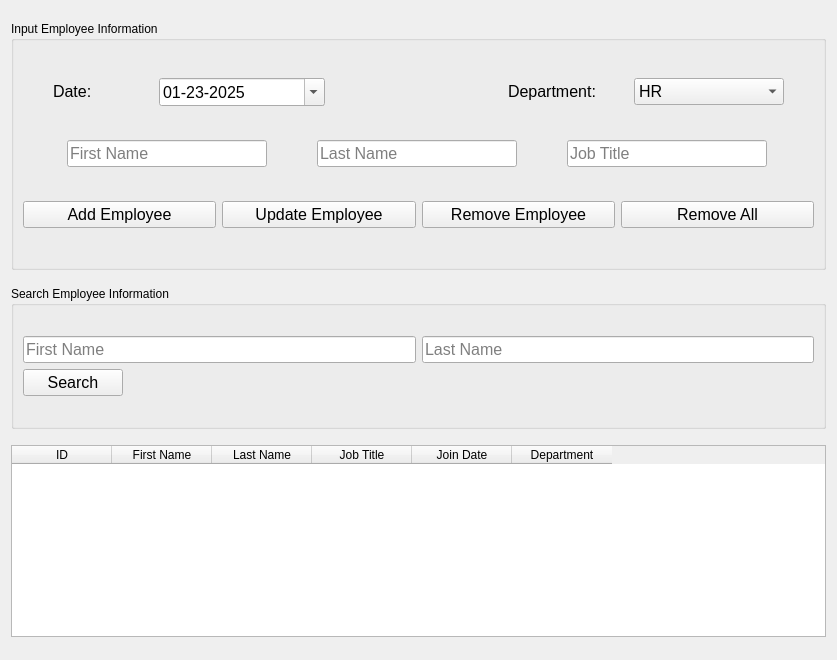
Qt form main.ui (BrianHammond/Simple_SQL_Program) before a commit.
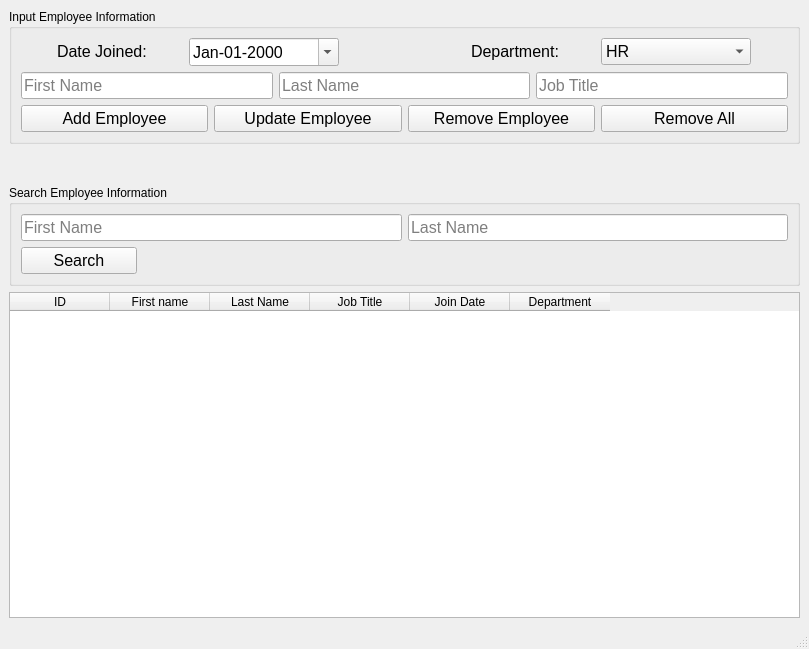
The same form after that commit. Icons and pictures are not drawn.

The edit to the form file:
```diff
--- a/main.ui
+++ b/main.ui
@@ -1,27 +1,15 @@
 <?xml version="1.0" encoding="UTF-8"?>
 <ui version="4.0">
- <class>Form</class>
- <widget class="QWidget" name="Form">
+ <class>MainWindow</class>
+ <widget class="QMainWindow" name="MainWindow">
   <property name="geometry">
    <rect>
     <x>0</x>
     <y>0</y>
-    <width>837</width>
-    <height>660</height>
+    <width>809</width>
+    <height>649</height>
    </rect>
   </property>
-  <property name="sizePolicy">
-   <sizepolicy hsizetype="Preferred" vsizetype="Preferred">
-    <horstretch>0</horstretch>
-    <verstretch>0</verstretch>
-   </sizepolicy>
-  </property>
-  <property name="minimumSize">
-   <size>
-    <width>837</width>
-    <height>545</height>
-   </size>
-  </property>
   <property name="windowTitle">
    <string>Simple SQL Program</string>
   </property>
@@ -29,27 +17,16 @@
    <iconset>
     <normaloff>icon/ms_icon.jpg</normaloff>icon/ms_icon.jpg</iconset>
   </property>
+  <widget class="QWidget" name="centralwidget">
   <layout class="QVBoxLayout" name="verticalLayout">
    <item>
-    <widget class="QGroupBox" name="groupBox">
-     <property name="sizePolicy">
-      <sizepolicy hsizetype="Expanding" vsizetype="Fixed">
-       <horstretch>0</horstretch>
-       <verstretch>0</verstretch>
-      </sizepolicy>
-     </property>
-     <property name="minimumSize">
-      <size>
-       <width>0</width>
-       <height>249</height>
-      </size>
-     </property>
+     <widget class="QGroupBox" name="input_group">
      <property name="title">
       <string>Input Employee Information</string>
      </property>
      <layout class="QVBoxLayout" name="verticalLayout_2">
       <item>
-       <layout class="QHBoxLayout" name="horizontalLayout_4">
+        <layout class="QHBoxLayout" name="horizontalLayout">
         <item>
          <widget class="QLabel" name="date_label">
           <property name="sizePolicy">
@@ -60,7 +37,7 @@
           </property>
           <property name="minimumSize">
            <size>
-            <width>70</width>
+             <width>0</width>
             <height>0</height>
            </size>
           </property>
@@ -70,7 +47,7 @@
            </font>
           </property>
           <property name="text">
-           <string>Date:</string>
+            <string>Date Joined:</string>
           </property>
          </widget>
         </item>
@@ -84,7 +61,7 @@
           </property>
           <property name="minimumSize">
            <size>
-            <width>166</width>
+             <width>150</width>
             <height>0</height>
            </size>
           </property>
@@ -94,24 +71,11 @@
            </font>
           </property>
           <property name="displayFormat">
-           <string>MM-dd-yyyy</string>
+            <string>MMM-dd-yyyy</string>
           </property>
           <property name="calendarPopup">
            <bool>true</bool>
           </property>
-          <property name="currentSectionIndex">
-           <number>0</number>
-          </property>
-          <property name="timeSpec">
-           <enum>Qt::LocalTime</enum>
-          </property>
-          <property name="date">
-           <date>
-            <year>2025</year>
-            <month>1</month>
-            <day>23</day>
-           </date>
-          </property>
          </widget>
         </item>
         <item>
@@ -124,7 +88,7 @@
           </property>
           <property name="sizeHint" stdset="0">
            <size>
-            <width>147</width>
+             <width>90</width>
             <height>20</height>
            </size>
           </property>
@@ -138,12 +102,6 @@
             <verstretch>0</verstretch>
            </sizepolicy>
           </property>
-          <property name="minimumSize">
-           <size>
-            <width>90</width>
-            <height>0</height>
-           </size>
-          </property>
           <property name="font">
            <font>
             <pointsize>12</pointsize>
@@ -208,21 +166,9 @@
        </layout>
       </item>
       <item>
-       <layout class="QHBoxLayout" name="horizontalLayout">
+        <layout class="QHBoxLayout" name="horizontalLayout_2">
         <item>
          <widget class="QLineEdit" name="firstname_edit">
-          <property name="sizePolicy">
-           <sizepolicy hsizetype="Fixed" vsizetype="Fixed">
-            <horstretch>0</horstretch>
-            <verstretch>0</verstretch>
-           </sizepolicy>
-          </property>
-          <property name="minimumSize">
-           <size>
-            <width>200</width>
-            <height>0</height>
-           </size>
-          </property>
           <property name="font">
            <font>
             <pointsize>12</pointsize>
@@ -235,18 +181,6 @@
         </item>
         <item>
          <widget class="QLineEdit" name="lastname_edit">
-          <property name="sizePolicy">
-           <sizepolicy hsizetype="Fixed" vsizetype="Fixed">
-            <horstretch>0</horstretch>
-            <verstretch>0</verstretch>
-           </sizepolicy>
-          </property>
-          <property name="minimumSize">
-           <size>
-            <width>200</width>
-            <height>0</height>
-           </size>
-          </property>
           <property name="font">
            <font>
             <pointsize>12</pointsize>
@@ -259,18 +193,6 @@
         </item>
         <item>
          <widget class="QLineEdit" name="title_edit">
-          <property name="sizePolicy">
-           <sizepolicy hsizetype="Fixed" vsizetype="Fixed">
-            <horstretch>0</horstretch>
-            <verstretch>0</verstretch>
-           </sizepolicy>
-          </property>
-          <property name="minimumSize">
-           <size>
-            <width>200</width>
-            <height>0</height>
-           </size>
-          </property>
           <property name="font">
            <font>
             <pointsize>12</pointsize>
@@ -284,7 +206,7 @@
        </layout>
       </item>
       <item>
-       <layout class="QHBoxLayout" name="horizontalLayout_2">
+        <layout class="QHBoxLayout" name="horizontalLayout_3">
         <item>
          <widget class="QPushButton" name="add_button">
           <property name="font">
@@ -339,41 +261,54 @@
     </widget>
    </item>
    <item>
-    <widget class="QGroupBox" name="groupBox_2">
-     <property name="sizePolicy">
-      <sizepolicy hsizetype="Expanding" vsizetype="Fixed">
-       <horstretch>0</horstretch>
-       <verstretch>0</verstretch>
-      </sizepolicy>
-     </property>
-     <property name="minimumSize">
+     <spacer name="verticalSpacer">
+      <property name="orientation">
+       <enum>Qt::Vertical</enum>
+      </property>
+      <property name="sizeType">
+       <enum>QSizePolicy::Fixed</enum>
+      </property>
+      <property name="sizeHint" stdset="0">
       <size>
-       <width>0</width>
-       <height>143</height>
-      </size>
-     </property>
+        <width>20</width>
+        <height>35</height>
+       </size>
+      </property>
+     </spacer>
+    </item>
+    <item>
+     <widget class="QGroupBox" name="search_group">
      <property name="title">
       <string>Search Employee Information</string>
      </property>
      <layout class="QVBoxLayout" name="verticalLayout_3">
       <item>
-       <layout class="QGridLayout" name="gridLayout_2">
-        <item row="1" column="0">
+        <layout class="QGridLayout" name="gridLayout">
+         <item row="0" column="1">
+          <widget class="QLineEdit" name="last_name_search">
+           <property name="font">
+            <font>
+             <pointsize>12</pointsize>
+            </font>
+           </property>
+           <property name="placeholderText">
+            <string>Last Name</string>
+           </property>
+          </widget>
+         </item>
+         <item row="0" column="0">
          <widget class="QLineEdit" name="first_name_search">
           <property name="font">
            <font>
             <pointsize>12</pointsize>
            </font>
           </property>
-          <property name="text">
-           <string/>
-          </property>
           <property name="placeholderText">
            <string>First Name</string>
           </property>
          </widget>
         </item>
-        <item row="2" column="0">
+         <item row="1" column="0">
          <widget class="QPushButton" name="search_button">
           <property name="sizePolicy">
            <sizepolicy hsizetype="Fixed" vsizetype="Fixed">
@@ -383,7 +318,7 @@
           </property>
           <property name="minimumSize">
            <size>
-            <width>100</width>
+             <width>116</width>
             <height>0</height>
            </size>
           </property>
@@ -397,21 +332,6 @@
           </property>
          </widget>
         </item>
-        <item row="1" column="1">
-         <widget class="QLineEdit" name="last_name_search">
-          <property name="font">
-           <font>
-            <pointsize>12</pointsize>
-           </font>
-          </property>
-          <property name="text">
-           <string/>
-          </property>
-          <property name="placeholderText">
-           <string>Last Name</string>
-          </property>
-         </widget>
-        </item>
        </layout>
       </item>
      </layout>
@@ -419,15 +339,6 @@
    </item>
    <item>
     <widget class="QTableWidget" name="table">
-     <property name="sizePolicy">
-      <sizepolicy hsizetype="Expanding" vsizetype="Fixed">
-       <horstretch>0</horstretch>
-       <verstretch>0</verstretch>
-      </sizepolicy>
-     </property>
-     <property name="columnCount">
-      <number>6</number>
-     </property>
      <column>
       <property name="text">
        <string>ID</string>
@@ -435,7 +346,7 @@
      </column>
      <column>
       <property name="text">
-       <string>First Name</string>
+        <string>First name</string>
       </property>
      </column>
      <column>
@@ -461,6 +372,18 @@
     </widget>
    </item>
   </layout>
+  </widget>
+  <widget class="QMenuBar" name="menubar">
+   <property name="geometry">
+    <rect>
+     <x>0</x>
+     <y>0</y>
+     <width>809</width>
+     <height>21</height>
+    </rect>
+   </property>
+  </widget>
+  <widget class="QStatusBar" name="statusbar"/>
  </widget>
  <resources/>
  <connections/>
```
Left out of the diff: 2 changed lines with no effect on the pictures. Lines whose indentation alone changed are shown as unchanged.
